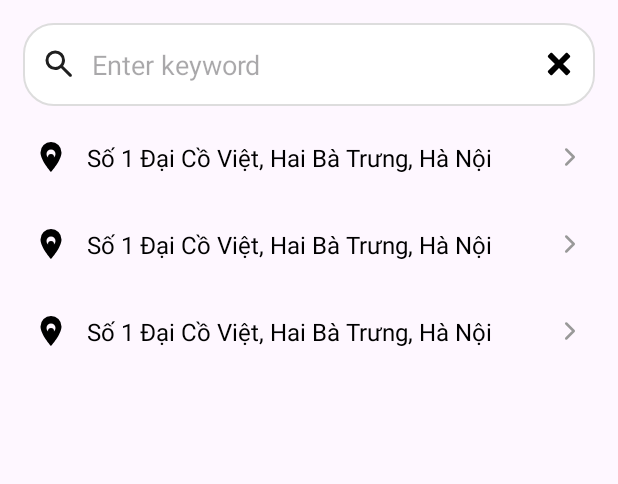
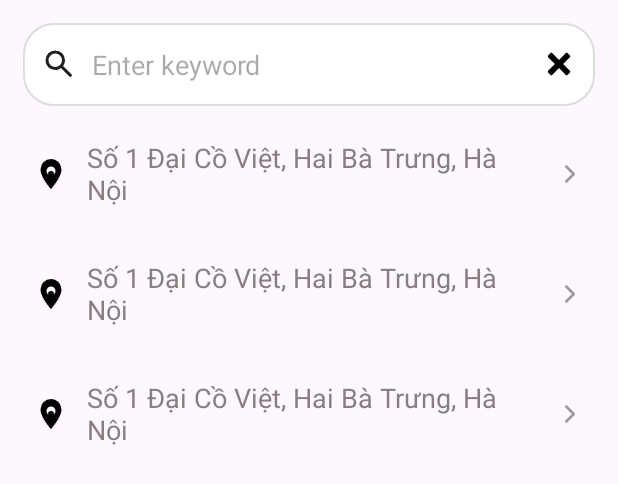
Before and after one commit to DinhQuy23140/MOBILE_INTERN_TEST, an Android app: the layout activity_main.xml on its own in the app's theme, with its tools: preview values and no code run, on a phone screen of 412 x 824 dp. Shown: the top 484 px of the screen. Run offline under Robolectric (Android 15) with nearby library versions, the phone set to English and light mode, and no system bars.

```diff
--- a/app/src/main/AndroidManifest.xml
+++ b/app/src/main/AndroidManifest.xml
@@ -1,7 +1,7 @@
 <?xml version="1.0" encoding="utf-8"?>
 <manifest xmlns:android="http://schemas.android.com/apk/res/android"
     xmlns:tools="http://schemas.android.com/tools">
-
+    <uses-permission android:name="android.permission.INTERNET"/>
     <application
         android:allowBackup="true"
         android:dataExtractionRules="@xml/data_extraction_rules"
--- a/app/src/main/java/com/example/mobileinterntest/viewmodel/MainViewModel.java
+++ b/app/src/main/java/com/example/mobileinterntest/viewmodel/MainViewModel.java
@@ -14,7 +14,7 @@ public class MainViewModel extends ViewModel {
 
     Context context;
     LocationRepository locationRepository;
-    MutableLiveData<List<Location>> locationList;
+    MutableLiveData<List<Location>> locationList = new MutableLiveData<>();
 
     public MainViewModel(Context context) {
         this.context = context;
@@ -22,11 +22,10 @@ public class MainViewModel extends ViewModel {
     }
 
     public MutableLiveData<List<Location>> getLocationList() {
-        return locationList;
+        return locationRepository.getLocationList();
     }
 
     public void getLocation(String key, String q, String format) {
         locationRepository.getLocation(key, q, format);
-        locationList = locationRepository.getLocationList();
     }
 }
--- a/app/src/main/res/layout/activity_main.xml
+++ b/app/src/main/res/layout/activity_main.xml
@@ -1,5 +1,5 @@
 <?xml version="1.0" encoding="utf-8"?>
-<androidx.constraintlayout.widget.ConstraintLayout xmlns:android="http://schemas.android.com/apk/res/android"
+<LinearLayout xmlns:android="http://schemas.android.com/apk/res/android"
     xmlns:app="http://schemas.android.com/apk/res-auto"
     xmlns:tools="http://schemas.android.com/tools"
     android:id="@+id/main"
@@ -20,20 +20,14 @@
         android:drawableRight="@drawable/ic_cancel"
         android:drawablePadding="10dp"
         android:ems="10"
-        android:hint="Enter keyword"
-        app:layout_constraintEnd_toEndOf="parent"
-        app:layout_constraintStart_toStartOf="parent"
-        app:layout_constraintTop_toTopOf="parent" />
+        android:hint="Enter keyword" />
 
     <androidx.recyclerview.widget.RecyclerView
         android:id="@+id/rv_location"
         android:layout_width="match_parent"
-        android:layout_height="wrap_content"
+        android:layout_height="500dp"
         android:layout_marginStart="10dp"
         android:layout_marginTop="10dp"
         android:layout_marginEnd="10dp"
-        app:layout_constraintEnd_toEndOf="parent"
-        app:layout_constraintStart_toStartOf="parent"
-        app:layout_constraintTop_toBottomOf="@+id/edt_input_keyword"
         tools:listitem="@layout/item_location" />
-</androidx.constraintlayout.widget.ConstraintLayout>
+</LinearLayout>
--- a/app/src/main/res/layout/item_location.xml
+++ b/app/src/main/res/layout/item_location.xml
@@ -26,10 +26,10 @@
         android:layout_marginStart="12dp"
         android:layout_marginEnd="12dp"
         android:ellipsize="end"
-        android:maxLines="1"
+        android:maxLines="3"
         android:text="Số 1 Đại Cồ Việt, Hai Bà Trưng, Hà Nội"
-        android:textColor="@android:color/black"
-        android:textSize="16sp"
+        android:textColor="#877F7F"
+        android:textSize="18sp"
         app:layout_constraintBottom_toBottomOf="parent"
         app:layout_constraintEnd_toStartOf="@id/imgNext"
         app:layout_constraintStart_toEndOf="@id/imgLocation"
```
Also changed, not shown: app/src/main/java/com/example/mobileinterntest/MainActivity.java (+16 -3 lines), app/src/main/java/com/example/mobileinterntest/adapter/LocationAdapter.java (+9 -5 lines), app/src/main/java/com/example/mobileinterntest/model/Location.java (+27 -91 lines), app/src/main/java/com/example/mobileinterntest/repository/LocationRepository.java (+19 -5 lines).
